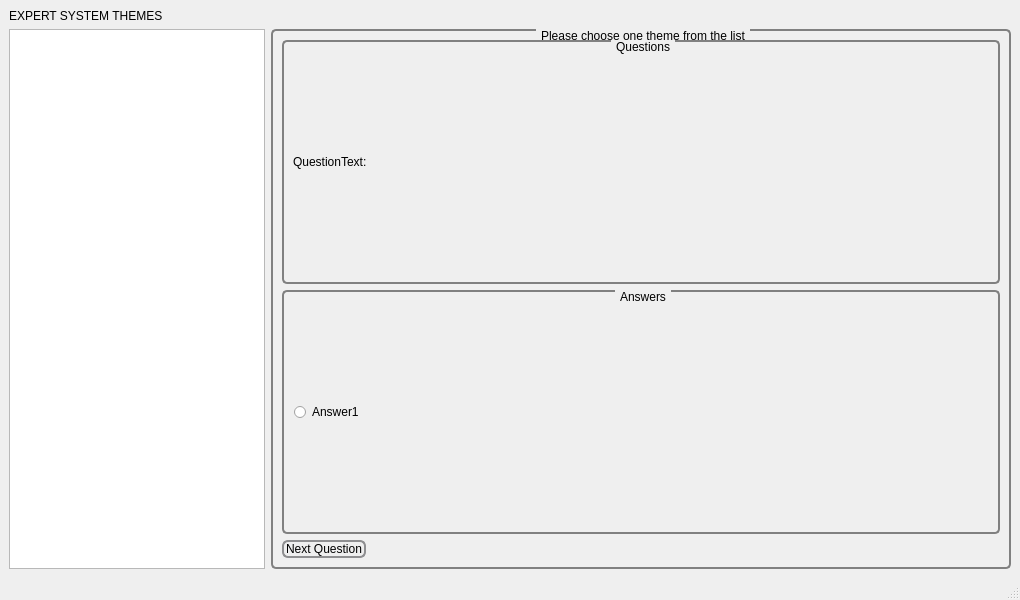
The window that GUI/MainWindow.ui (bronya2057/ExpertSystemPyLab) describes before a commit, drawn with Qt 5.
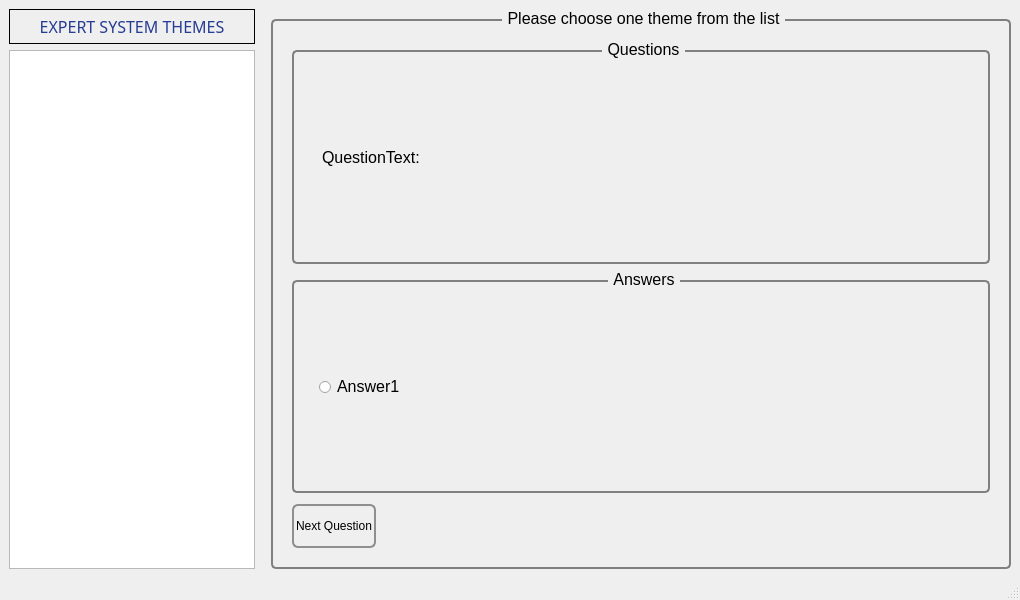
The same window after the commit. Icons and pictures are not drawn.

Patch:
```diff
--- a/GUI/MainWindow.ui
+++ b/GUI/MainWindow.ui
@@ -20,7 +20,13 @@
    <string>ExpertS</string>
   </property>
   <property name="styleSheet">
-   <string notr="true">QMainWindow::separator {
+   <string notr="true">QLabel, QRadioButton, QGroupBox{
+	font-size:16px;
+	font-family:&quot;Courier New&quot;;
+	padding:5px;
+}
+
+QMainWindow::separator {
     background: yellow;
     width: 10px; /* when vertical */
     height: 10px; /* when horizontal */
@@ -52,6 +58,7 @@
     background-color: qlineargradient(x1: 0, y1: 0, x2: 0, y2: 1,
                                       stop: 0 #f6f7fa, stop: 1 #dadbde);
     min-width: 80px;
+	min-height:40px;
 }
 
 QPushButton:pressed {
@@ -132,12 +139,147 @@
 QRadioButton::indicator:checked:pressed 
 {
     image: url(&quot;images/Radio_Off.PNG&quot;);
+}
+
+QMenu {
+    background-color: #ABABAB; /* sets background of the menu */
+    border: 1px solid black;
+}
+
+QMenu::item {
+    /* sets background of menu item. set this to something non-transparent
+        if you want menu color and menu item color to be different */
+    background-color: transparent;
+}
+
+QMenu::item:selected { /* when user selects item using mouse or keyboard */
+    background-color: #654321;
+}
+
+QMenu {
+    background-color: white;
+    margin: 2px; /* some spacing around the menu */
+}
+
+QMenu::item {
+    padding: 2px 25px 2px 20px;
+    border: 1px solid transparent; /* reserve space for selection border */
+}
+
+QMenu::item:selected {
+    border-color: darkblue;
+    background: rgba(100, 100, 100, 150);
+}
+
+QMenu::icon:checked { /* appearance of a 'checked' icon */
+    background: gray;
+    border: 1px inset gray;
+    position: absolute;
+    top: 1px;
+    right: 1px;
+    bottom: 1px;
+    left: 1px;
+}
+
+QMenu::separator {
+    height: 2px;
+    background: lightblue;
+    margin-left: 10px;
+    margin-right: 5px;
+}
+
+QMenu::indicator {
+    width: 13px;
+    height: 13px;
 }</string>
   </property>
   <widget class="QWidget" name="centralwidget">
    <layout class="QGridLayout" name="gridLayout">
-    <item row="1" column="1">
+    <item row="1" column="0">
+     <widget class="QListView" name="listViewESThemes">
+      <property name="sizePolicy">
+       <sizepolicy hsizetype="Maximum" vsizetype="MinimumExpanding">
+        <horstretch>0</horstretch>
+        <verstretch>0</verstretch>
+       </sizepolicy>
+      </property>
+      <property name="styleSheet">
+       <string notr="true">QListView {
+    alternate-background-color: yellow;
+    background-color: qlineargradient(x1: 0, y1: 0, x2: 0, y2: 1, x3:2, y3:2,
+                                      stop: 0 #dce3f4, stop: 1 #c9d4ed, stop: 2 #fff);
+	margin-right:10px
+}
+
+QListView {
+    show-decoration-selected: 1; /* make the selection span the entire width of the view */
+}
+
+QListView::item:alternate {
+    background: #EEEEEE;
+}
+
+QListView::item:selected {
+    border: 1px solid #6a6ea9;
+}
+
+QListView::item:selected:!active {
+    background: qlineargradient(x1: 0, y1: 0, x2: 0, y2: 1,
+                                stop: 0 #ABAFE5, stop: 1 #8588B2);
+}
+
+QListView::item:selected:active {
+    background: qlineargradient(x1: 0, y1: 0, x2: 0, y2: 1,
+                                stop: 0 #6a6ea9, stop: 1 #888dd9);
+}
+
+QListView::item:hover {
+    background: qlineargradient(x1: 0, y1: 0, x2: 0, y2: 1,
+                                stop: 0 #FAFBFE, stop: 1 #DCDEF1);
+}</string>
+      </property>
+     </widget>
+    </item>
+    <item row="0" column="0">
+     <widget class="QLabel" name="lblThemes">
+      <property name="font">
+       <font>
+        <family>Trebuchet MS</family>
+        <pointsize>-1</pointsize>
+        <stylestrategy>PreferDefault</stylestrategy>
+       </font>
+      </property>
+      <property name="styleSheet">
+       <string notr="true">QLabel{
+	font-family:&quot;Trebuchet MS&quot;;
+	font-color:#333;
+    color: #253c93;	
+border: 1px solid black;
+margin-right:10px;
+
+}</string>
+      </property>
+      <property name="text">
+       <string>EXPERT SYSTEM THEMES</string>
+      </property>
+      <property name="textFormat">
+       <enum>Qt::AutoText</enum>
+      </property>
+      <property name="alignment">
+       <set>Qt::AlignCenter</set>
+      </property>
+     </widget>
+    </item>
+    <item row="0" column="1" rowspan="2">
      <widget class="QGroupBox" name="gBMain">
+      <property name="styleSheet">
+       <string notr="true">QGroupBox{
+	padding:10px;
+	margin-top:10px;
+	text-transform: uppercase;
+	font-family: &quot;Times New Roman&quot;;
+}</string>
+      </property>
       <property name="title">
        <string>Please choose one theme from the list</string>
       </property>
@@ -150,6 +292,9 @@
          <layout class="QVBoxLayout" name="verticalLayout_2">
           <item>
            <widget class="QLabel" name="lblQuestion">
+            <property name="styleSheet">
+             <string notr="true"/>
+            </property>
             <property name="text">
              <string>QuestionText:</string>
             </property>
@@ -182,6 +327,12 @@
            <verstretch>0</verstretch>
           </sizepolicy>
          </property>
+         <property name="styleSheet">
+          <string notr="true">QPushButton
+{
+	margin-top:5px
+}</string>
+         </property>
          <property name="text">
           <string>Next Question</string>
          </property>
@@ -190,23 +341,6 @@
       </layout>
      </widget>
     </item>
-    <item row="1" column="0">
-     <widget class="QListView" name="listViewESThemes">
-      <property name="sizePolicy">
-       <sizepolicy hsizetype="Maximum" vsizetype="MinimumExpanding">
-        <horstretch>0</horstretch>
-        <verstretch>0</verstretch>
-       </sizepolicy>
-      </property>
-     </widget>
-    </item>
-    <item row="0" column="0">
-     <widget class="QLabel" name="lblThemes">
-      <property name="text">
-       <string>EXPERT SYSTEM THEMES</string>
-      </property>
-     </widget>
-    </item>
    </layout>
   </widget>
   <widget class="QMenuBar" name="menubar">
```
